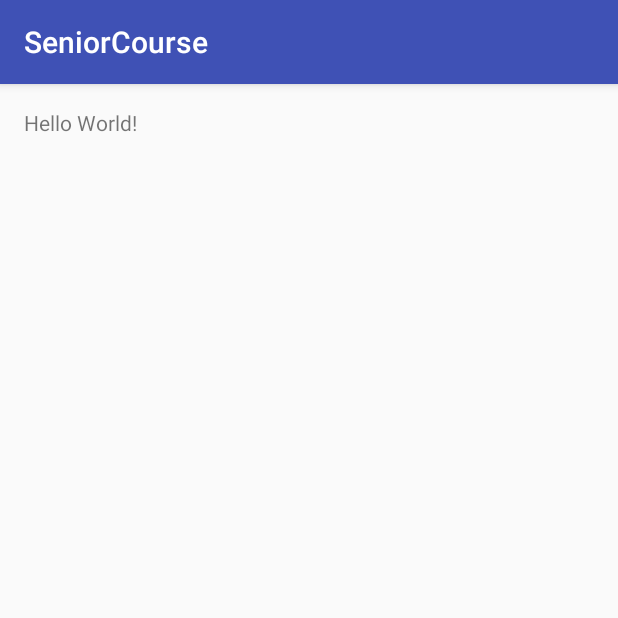
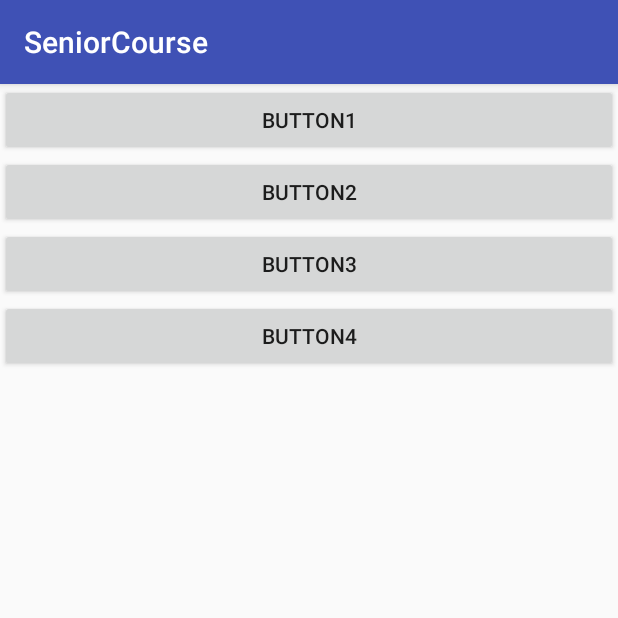
Before and after one commit to chengying1216/android1216, an Android app: the screen it shows after launch (MainActivity), on a phone screen of 412 x 824 dp, the top half of it. Run offline under Robolectric (Android 15) with nearby library versions, the phone set to English and light mode, and no system bars.

Commit message:
初始化控件

```diff
--- /dev/null
+++ b/app/src/main/java/com/example/my/seniorcourse/BindView.java
@@ -0,0 +1,15 @@
+package com.example.my.seniorcourse;
+
+import java.lang.annotation.ElementType;
+import java.lang.annotation.Retention;
+import java.lang.annotation.RetentionPolicy;
+import java.lang.annotation.Target;
+
+/**
+ * Created by my on 2016/5/30.
+ */
+@Target(ElementType.FIELD)
+@Retention(RetentionPolicy.RUNTIME)
+public @interface BindView {
+    int value();
+}
--- a/app/src/main/java/com/example/my/seniorcourse/MainActivity.java
+++ b/app/src/main/java/com/example/my/seniorcourse/MainActivity.java
@@ -2,12 +2,32 @@ package com.example.my.seniorcourse;
 
 import android.support.v7.app.AppCompatActivity;
 import android.os.Bundle;
+import android.widget.Button;
 
 public class MainActivity extends AppCompatActivity {
+
+
+    @BindView(R.id.btn_1)
+    public Button  button1;
+    @BindView(R.id.btn_2)
+    public Button  button2;
+    @BindView(R.id.btn_3)
+    public Button button3;
+    @BindView(R.id.btn_4)
+    public Button button4;
 
     @Override
     protected void onCreate(Bundle savedInstanceState) {
         super.onCreate(savedInstanceState);
         setContentView(R.layout.activity_main);
+
+        X.bind(this);
+
+        button1.setText("Button1");
+        button2.setText("Button2");
+        button3.setText("Button3");
+        button4.setText("Button4");
+
+
     }
 }
--- /dev/null
+++ b/app/src/main/java/com/example/my/seniorcourse/X.java
@@ -0,0 +1,29 @@
+package com.example.my.seniorcourse;
+
+import android.app.Activity;
+import android.view.View;
+
+import java.lang.reflect.Field;
+
+/**
+ * Created by my on 2016/5/30.
+ */
+public class X  {
+    public static void bind(Activity activity){
+        Class<? extends Activity> aClass = activity.getClass();
+        Field[] declaredFields = aClass.getDeclaredFields();
+
+        for (int i = 0; i <declaredFields.length ; i++) {
+            BindView annotation = declaredFields[i].getAnnotation(BindView.class);
+            if (annotation!=null){
+                int id = annotation.value();
+                View view = activity.findViewById(id);
+                try {
+                    declaredFields[i].set(activity,view);
+                } catch (IllegalAccessException e) {
+                    e.printStackTrace();
+                }
+            }
+        }
+    }
+}
--- a/app/src/main/res/layout/activity_main.xml
+++ b/app/src/main/res/layout/activity_main.xml
@@ -1,16 +1,27 @@
 <?xml version="1.0" encoding="utf-8"?>
-<RelativeLayout xmlns:android="http://schemas.android.com/apk/res/android"
+<LinearLayout xmlns:android="http://schemas.android.com/apk/res/android"
     xmlns:tools="http://schemas.android.com/tools"
     android:layout_width="match_parent"
     android:layout_height="match_parent"
-    android:paddingBottom="@dimen/activity_vertical_margin"
-    android:paddingLeft="@dimen/activity_horizontal_margin"
-    android:paddingRight="@dimen/activity_horizontal_margin"
-    android:paddingTop="@dimen/activity_vertical_margin"
+    android:orientation="vertical"
     tools:context="com.example.my.seniorcourse.MainActivity">
 
-    <TextView
-        android:layout_width="wrap_content"
-        android:layout_height="wrap_content"
-        android:text="Hello World!" />
-</RelativeLayout>
+   <Button
+       android:id="@+id/btn_1"
+       android:layout_width="match_parent"
+       android:layout_height="wrap_content" />
+    <Button
+       android:id="@+id/btn_2"
+       android:layout_width="match_parent"
+       android:layout_height="wrap_content" />
+    <Button
+       android:id="@+id/btn_3"
+       android:layout_width="match_parent"
+       android:layout_height="wrap_content" />
+    <Button
+       android:id="@+id/btn_4"
+       android:layout_width="match_parent"
+       android:layout_height="wrap_content" />
+
+
+</LinearLayout>
```
